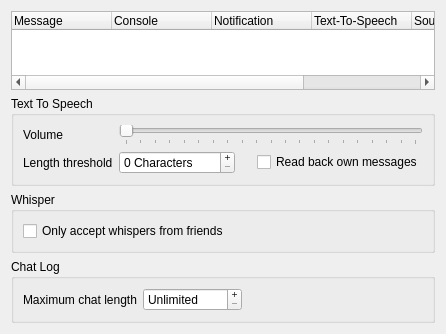
This is src/mumble/Log.ui in mumble-voip/mumble as Qt 5 draws it before an edit. The edited form follows.
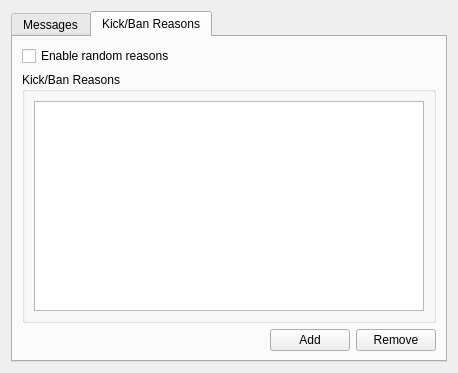
This is the edited form. The open tabs and pages were chosen to show the change.

Commit message: Kick/Ban Reasons

The edit to the form file:
```diff
--- a/src/mumble/Log.ui
+++ b/src/mumble/Log.ui
@@ -13,8 +13,18 @@
   <property name="windowTitle">
    <string>Messages</string>
   </property>
-  <layout class="QVBoxLayout">
-   <item>
+  <layout class="QGridLayout" name="gridLayout_3">
+   <item row="1" column="0">
+    <widget class="QTabWidget" name="tabWidget">
+     <property name="currentIndex">
+      <number>0</number>
+     </property>
+     <widget class="QWidget" name="tab_log">
+      <attribute name="title">
+       <string>Messages</string>
+      </attribute>
+      <layout class="QGridLayout" name="gridLayout_2">
+       <item row="0" column="0">
     <widget class="QTreeWidget" name="qtwMessages">
      <property name="alternatingRowColors">
       <bool>true</bool>
@@ -63,12 +73,22 @@
      </column>
     </widget>
    </item>
-   <item>
+       <item row="1" column="0">
     <widget class="QGroupBox" name="qgbTTS">
      <property name="title">
       <string>Text To Speech</string>
      </property>
      <layout class="QGridLayout">
+          <item row="1" column="0">
+           <widget class="QLabel" name="qlThreshold">
+            <property name="text">
+             <string>Length threshold</string>
+            </property>
+            <property name="buddy">
+             <cstring>qsbThreshold</cstring>
+            </property>
+           </widget>
+          </item>
       <item row="0" column="0">
        <widget class="QLabel" name="qlVolume">
         <property name="text">
@@ -79,6 +99,38 @@
         </property>
        </widget>
       </item>
+          <item row="1" column="3">
+           <widget class="QCheckBox" name="qcbReadBackOwn">
+            <property name="toolTip">
+             <string>If enabled text messages you send will be read back to you with TTS</string>
+            </property>
+            <property name="text">
+             <string>Read back own messages</string>
+            </property>
+           </widget>
+          </item>
+          <item row="1" column="1">
+           <widget class="QSpinBox" name="qsbThreshold">
+            <property name="toolTip">
+             <string>Message length threshold for Text-To-Speech Engine</string>
+            </property>
+            <property name="whatsThis">
+             <string>&lt;b&gt;This is the length threshold used for the Text-To-Speech Engine.&lt;/b&gt;&lt;br /&gt;Messages longer than this limit will not be read aloud in their full length.</string>
+            </property>
+            <property name="buttonSymbols">
+             <enum>QAbstractSpinBox::PlusMinus</enum>
+            </property>
+            <property name="suffix">
+             <string> Characters</string>
+            </property>
+            <property name="maximum">
+             <number>5000</number>
+            </property>
+            <property name="singleStep">
+             <number>10</number>
+            </property>
+           </widget>
+          </item>
       <item row="0" column="1" colspan="3">
        <widget class="QSlider" name="qsVolume">
         <property name="toolTip">
@@ -107,52 +159,10 @@
         </property>
        </widget>
       </item>
-      <item row="1" column="0">
-       <widget class="QLabel" name="qlThreshold">
-        <property name="text">
-         <string>Length threshold</string>
-        </property>
-        <property name="buddy">
-         <cstring>qsbThreshold</cstring>
-        </property>
-       </widget>
-      </item>
-      <item row="1" column="1">
-       <widget class="QSpinBox" name="qsbThreshold">
-        <property name="toolTip">
-         <string>Message length threshold for Text-To-Speech Engine</string>
-        </property>
-        <property name="whatsThis">
-         <string>&lt;b&gt;This is the length threshold used for the Text-To-Speech Engine.&lt;/b&gt;&lt;br /&gt;Messages longer than this limit will not be read aloud in their full length.</string>
-        </property>
-        <property name="buttonSymbols">
-         <enum>QAbstractSpinBox::PlusMinus</enum>
-        </property>
-        <property name="suffix">
-         <string> Characters</string>
-        </property>
-        <property name="maximum">
-         <number>5000</number>
-        </property>
-        <property name="singleStep">
-         <number>10</number>
-        </property>
-       </widget>
-      </item>
-      <item row="1" column="3">
-       <widget class="QCheckBox" name="qcbReadBackOwn">
-        <property name="toolTip">
-         <string>If enabled text messages you send will be read back to you with TTS</string>
-        </property>
-        <property name="text">
-         <string>Read back own messages</string>
-        </property>
-       </widget>
-      </item>
      </layout>
     </widget>
    </item>
-   <item>
+       <item row="2" column="0">
     <widget class="QGroupBox" name="qgbWhisper">
      <property name="title">
       <string>Whisper</string>
@@ -171,7 +181,7 @@
      </layout>
     </widget>
    </item>
-   <item>
+       <item row="3" column="0">
     <widget class="QGroupBox" name="qgbMaxBlocks">
      <property name="title">
       <string>Chat Log</string>
@@ -217,6 +227,95 @@
        </spacer>
       </item>
      </layout>
+        </widget>
+       </item>
+      </layout>
+     </widget>
+     <widget class="QWidget" name="tab_kickbanmsgs">
+      <attribute name="title">
+       <string>Kick/Ban Reasons</string>
+      </attribute>
+      <layout class="QGridLayout" name="gridLayout_5">
+       <item row="0" column="0">
+        <widget class="QCheckBox" name="qcbEnableranmsgs">
+         <property name="text">
+          <string>Enable random reasons</string>
+         </property>
+        </widget>
+       </item>
+       <item row="0" column="1" colspan="3">
+        <spacer name="horizontalSpacer_2">
+         <property name="orientation">
+          <enum>Qt::Horizontal</enum>
+         </property>
+         <property name="sizeHint" stdset="0">
+          <size>
+           <width>40</width>
+           <height>20</height>
+          </size>
+         </property>
+        </spacer>
+       </item>
+       <item row="1" column="0" colspan="4">
+        <widget class="QGroupBox" name="qgb_kickbanmsgs">
+         <property name="title">
+          <string>Kick/Ban Reasons</string>
+         </property>
+         <layout class="QGridLayout" name="gridLayout_4">
+          <item row="1" column="0">
+           <widget class="QListWidget" name="qlwReasons">
+            <property name="selectionMode">
+             <enum>QAbstractItemView::MultiSelection</enum>
+            </property>
+            <property name="sortingEnabled">
+             <bool>false</bool>
+            </property>
+           </widget>
+          </item>
+         </layout>
+        </widget>
+       </item>
+       <item row="2" column="0" colspan="2">
+        <spacer name="horizontalSpacer_3">
+         <property name="orientation">
+          <enum>Qt::Horizontal</enum>
+         </property>
+         <property name="sizeHint" stdset="0">
+          <size>
+           <width>287</width>
+           <height>20</height>
+          </size>
+         </property>
+        </spacer>
+       </item>
+       <item row="2" column="2">
+        <widget class="QPushButton" name="qpb_add">
+         <property name="maximumSize">
+          <size>
+           <width>87</width>
+           <height>27</height>
+          </size>
+         </property>
+         <property name="text">
+          <string>Add</string>
+         </property>
+        </widget>
+       </item>
+       <item row="2" column="3">
+        <widget class="QPushButton" name="qpb_remove">
+         <property name="maximumSize">
+          <size>
+           <width>86</width>
+           <height>27</height>
+          </size>
+         </property>
+         <property name="text">
+          <string>Remove</string>
+         </property>
+        </widget>
+       </item>
+      </layout>
+     </widget>
     </widget>
    </item>
   </layout>
```
Lines whose indentation alone changed are shown as unchanged. The commit also changes 6 other files.
